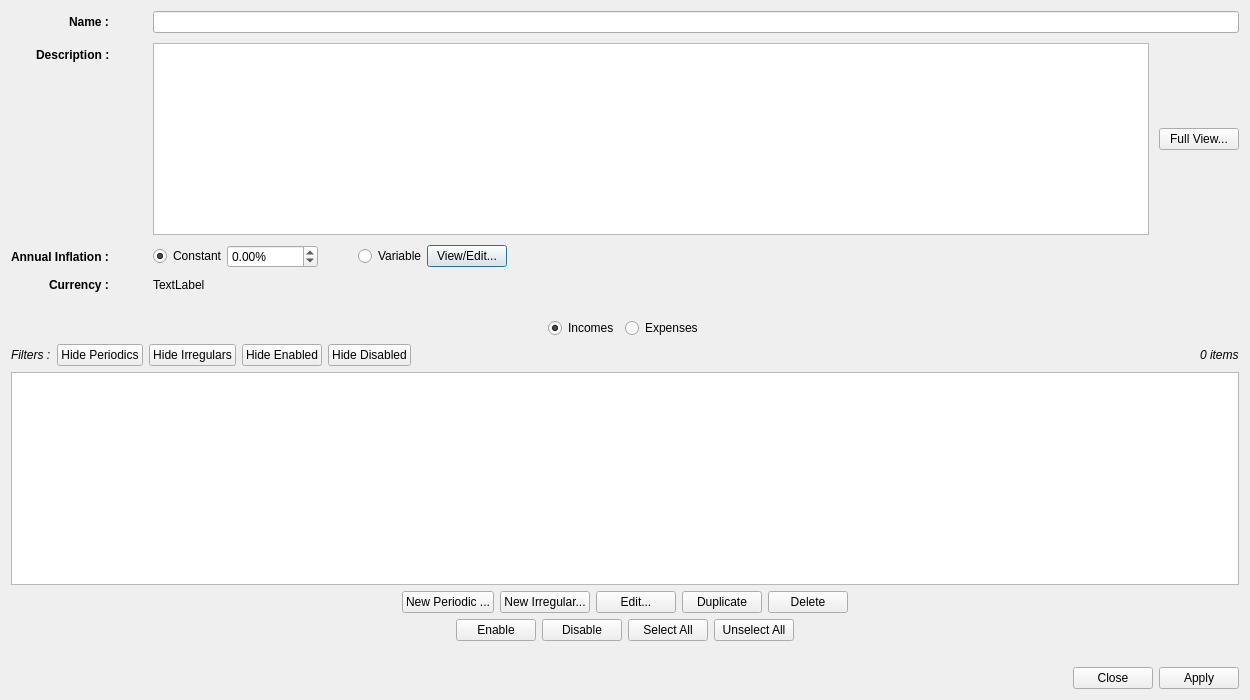
Old version of the form editscenariodialog.ui in the repository redmoon1945/gbp.
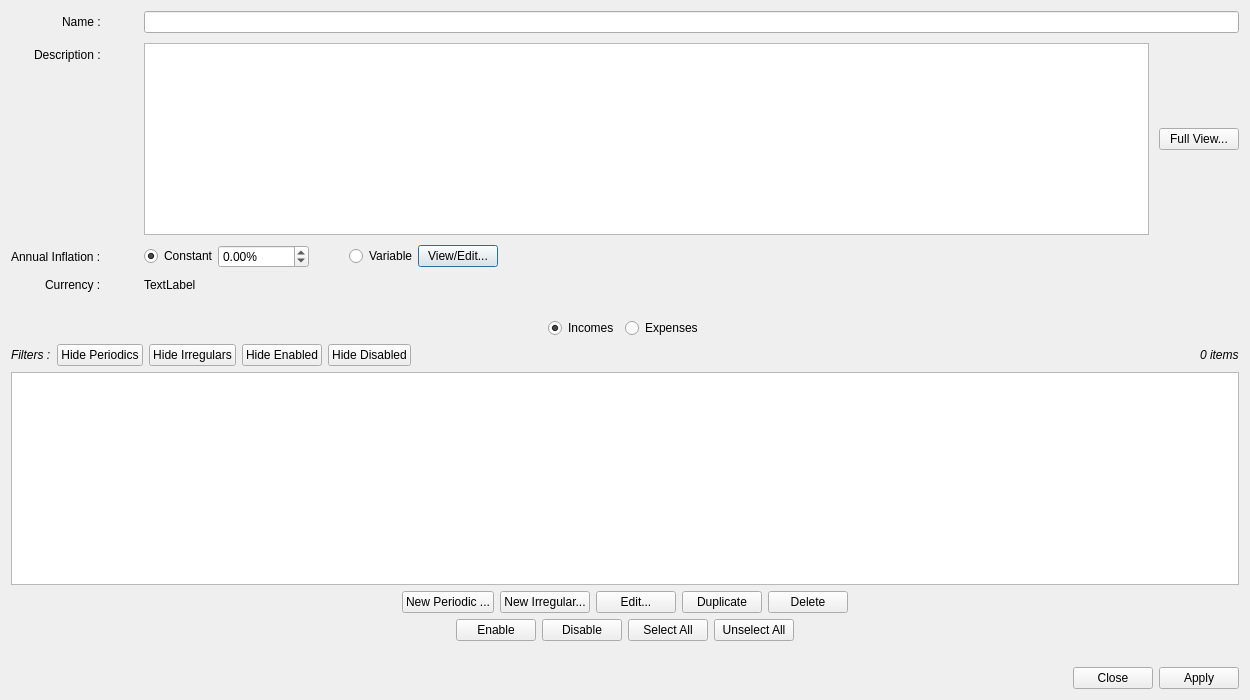
New version of the form.

Patch:
```diff
--- a/editscenariodialog.ui
+++ b/editscenariodialog.ui
@@ -35,7 +35,7 @@
       <widget class="QLabel" name="label">
        <property name="font">
         <font>
-         <bold>true</bold>
+         <bold>false</bold>
         </font>
        </property>
        <property name="text">
@@ -54,7 +54,7 @@
       <widget class="QLabel" name="label_2">
        <property name="font">
         <font>
-         <bold>true</bold>
+         <bold>false</bold>
         </font>
        </property>
        <property name="text">
@@ -66,7 +66,7 @@
       <widget class="QLabel" name="label_5">
        <property name="font">
         <font>
-         <bold>true</bold>
+         <bold>false</bold>
         </font>
        </property>
        <property name="text">
@@ -163,7 +163,7 @@
       <widget class="QLabel" name="label_6">
        <property name="font">
         <font>
-         <bold>true</bold>
+         <bold>false</bold>
         </font>
        </property>
        <property name="text">
```
Left out of the diff: 2 changed lines with no effect on the pictures.
